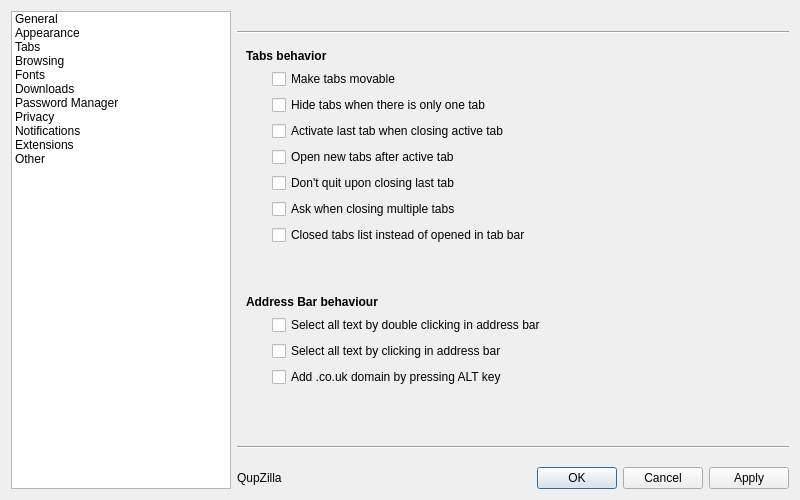
Before: the Qt Designer form src/lib/preferences/preferences.ui in QupZilla/qupzilla, drawn with Qt 5.
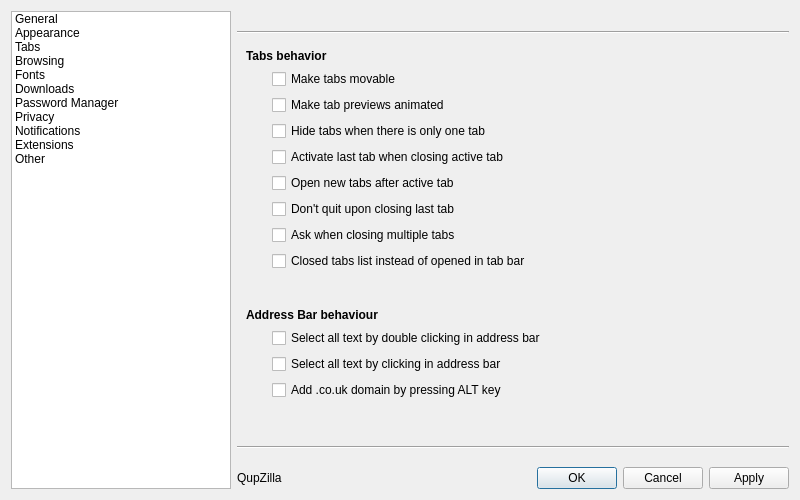
After: the same form once the commit is applied. The open tabs and pages were chosen to show the change.

Commit message: Added animated tab previews (by Alexander Samilovskih) - thanks a lot for his work! - option to disable animations in preferences -> tabs

What changed in the file:
```diff
--- a/src/lib/preferences/preferences.ui
+++ b/src/lib/preferences/preferences.ui
@@ -626,21 +626,21 @@
          </property>
         </widget>
        </item>
-       <item row="2" column="1" colspan="2">
+       <item row="3" column="1" colspan="2">
         <widget class="QCheckBox" name="hideTabsOnTab">
          <property name="text">
           <string>Hide tabs when there is only one tab</string>
          </property>
         </widget>
        </item>
-       <item row="10" column="0" colspan="4">
+       <item row="11" column="0" colspan="4">
         <widget class="QLabel" name="label_25">
          <property name="text">
           <string>&lt;b&gt;Address Bar behaviour&lt;/b&gt;</string>
          </property>
         </widget>
        </item>
-       <item row="14" column="1">
+       <item row="15" column="1">
         <spacer name="verticalSpacer_8">
          <property name="orientation">
           <enum>Qt::Vertical</enum>
@@ -653,7 +653,7 @@
          </property>
         </spacer>
        </item>
-       <item row="9" column="1">
+       <item row="10" column="1">
         <spacer name="verticalSpacer_7">
          <property name="orientation">
           <enum>Qt::Vertical</enum>
@@ -666,28 +666,28 @@
          </property>
         </spacer>
        </item>
-       <item row="11" column="1" colspan="3">
+       <item row="12" column="1" colspan="3">
         <widget class="QCheckBox" name="selectAllOnFocus">
          <property name="text">
           <string>Select all text by double clicking in address bar</string>
          </property>
         </widget>
        </item>
-       <item row="13" column="1" colspan="3">
+       <item row="14" column="1" colspan="3">
         <widget class="QCheckBox" name="addCountryWithAlt">
          <property name="text">
           <string>Add .co.uk domain by pressing ALT key</string>
          </property>
         </widget>
        </item>
-       <item row="7" column="1">
+       <item row="8" column="1">
         <widget class="QCheckBox" name="askWhenClosingMultipleTabs">
          <property name="text">
           <string>Ask when closing multiple tabs</string>
          </property>
         </widget>
        </item>
-       <item row="12" column="1" colspan="3">
+       <item row="13" column="1" colspan="3">
         <widget class="QCheckBox" name="selectAllOnClick">
          <property name="text">
           <string>Select all text by clicking in address bar</string>
@@ -707,34 +707,41 @@
          </property>
         </spacer>
        </item>
-       <item row="4" column="1">
+       <item row="5" column="1">
         <widget class="QCheckBox" name="activateLastTab">
          <property name="text">
           <string>Activate last tab when closing active tab</string>
          </property>
         </widget>
        </item>
-       <item row="6" column="1">
+       <item row="7" column="1">
         <widget class="QCheckBox" name="dontQuitOnTab">
          <property name="text">
           <string>Don't quit upon closing last tab</string>
          </property>
         </widget>
        </item>
-       <item row="8" column="1">
+       <item row="9" column="1">
         <widget class="QCheckBox" name="closedInsteadOpened">
          <property name="text">
           <string>Closed tabs list instead of opened in tab bar</string>
          </property>
         </widget>
        </item>
-       <item row="5" column="1">
+       <item row="6" column="1">
         <widget class="QCheckBox" name="openNewTabAfterActive">
          <property name="text">
           <string>Open new tabs after active tab</string>
          </property>
         </widget>
        </item>
+       <item row="2" column="1">
+        <widget class="QCheckBox" name="animatedTabPreviews">
+         <property name="text">
+          <string>Make tab previews animated</string>
+         </property>
+        </widget>
+       </item>
       </layout>
      </widget>
      <widget class="QWidget" name="stackedWidgetPage4">
```
The commit also changes 12 other files.
